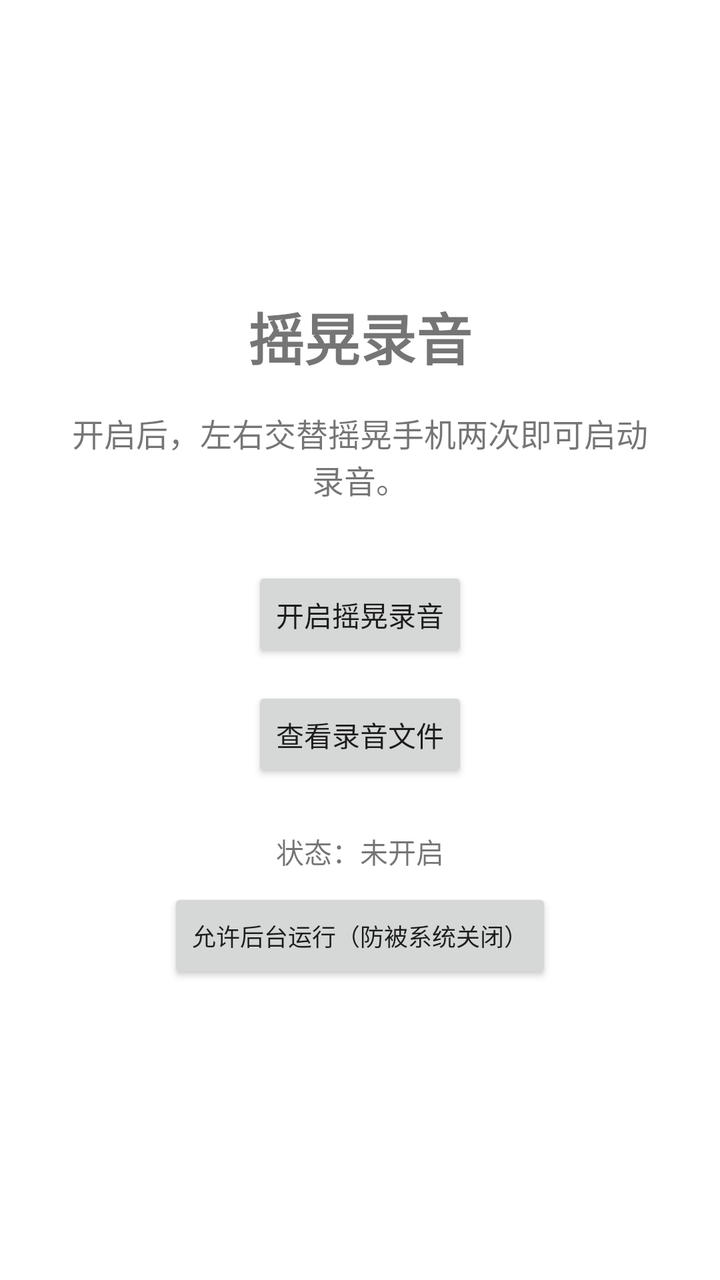
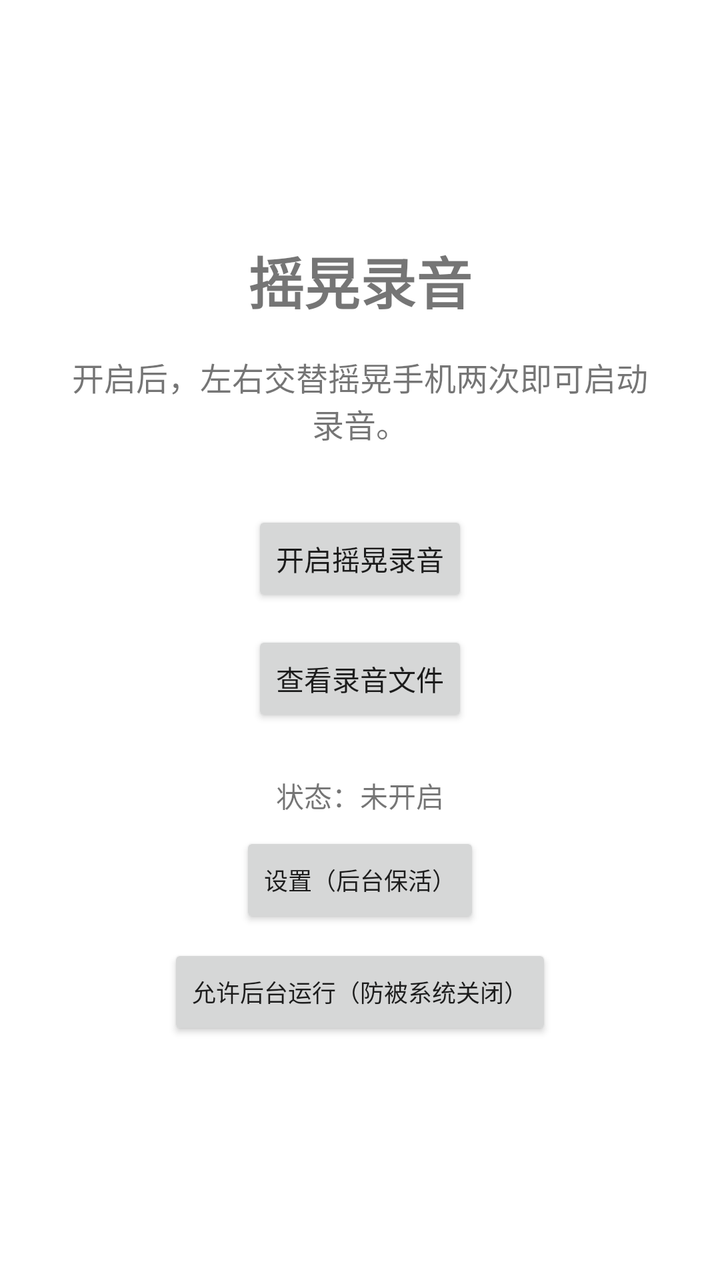

Two renders of the same Android screen: before a commit and after it. Below are the layout's source before the change and the commit's diff.
<!-- AndroidManifest.xml: application theme Theme.ShakeRecorder -->
<!-- res/layout/activity_main.xml -->
<?xml version="1.0" encoding="utf-8"?>
<LinearLayout xmlns:android="http://schemas.android.com/apk/res/android"
    android:layout_width="match_parent"
    android:layout_height="match_parent"
    android:orientation="vertical"
    android:gravity="center"
    android:padding="32dp">

    <TextView
        android:id="@+id/tvTitle"
        android:layout_width="wrap_content"
        android:layout_height="wrap_content"
        android:text="摇晃录音"
        android:textSize="28sp"
        android:textStyle="bold"
        android:layout_marginBottom="16dp" />

    <TextView
        android:id="@+id/tvDesc"
        android:layout_width="wrap_content"
        android:layout_height="wrap_content"
        android:text="开启后，左右交替摇晃手机两次即可启动录音。"
        android:textSize="16sp"
        android:gravity="center"
        android:layout_marginBottom="32dp" />

    <Button
        android:id="@+id/btnToggle"
        android:layout_width="wrap_content"
        android:layout_height="wrap_content"
        android:text="开启摇晃录音" />

    <Button
        android:id="@+id/btnFiles"
        android:layout_width="wrap_content"
        android:layout_height="wrap_content"
        android:layout_marginTop="12dp"
        android:text="查看录音文件" />

    <TextView
        android:id="@+id/tvStatus"
        android:layout_width="wrap_content"
        android:layout_height="wrap_content"
        android:layout_marginTop="24dp"
        android:text="状态：未开启"
        android:textSize="14sp" />
    <Button
        android:id="@+id/btnBattery"
        android:layout_width="wrap_content"
        android:layout_height="wrap_content"
        android:layout_marginTop="8dp"
        android:text="允许后台运行（防被系统关闭）"
        android:textSize="12sp" />
</LinearLayout>
<!-- resources referenced by this layout -->
<resources>
  <style name="Theme.ShakeRecorder" parent="Theme.MaterialComponents.DayNight.NoActionBar">
          <item name="colorPrimary">@color/purple_500</item>
          <item name="colorPrimaryDark">@color/purple_700</item>
          <item name="colorAccent">@color/teal_200</item>
      </style>
  <color name="purple_500">#6200EE</color>
  <color name="purple_700">#3700B3</color>
  <color name="teal_200">#03DAC5</color>
</resources>

<!-- the commit's change to res/layout/activity_main.xml (unified diff, before → after) -->
@@ -45,6 +45,14 @@
         android:text="状态：未开启"
         android:textSize="14sp" />
     <Button
+        android:id="@+id/btnSettings"
+        android:layout_width="wrap_content"
+        android:layout_height="wrap_content"
+        android:layout_marginTop="8dp"
+        android:text="设置（后台保活）"
+        android:textSize="12sp" />
+
+    <Button
         android:id="@+id/btnBattery"
         android:layout_width="wrap_content"
         android:layout_height="wrap_content"
